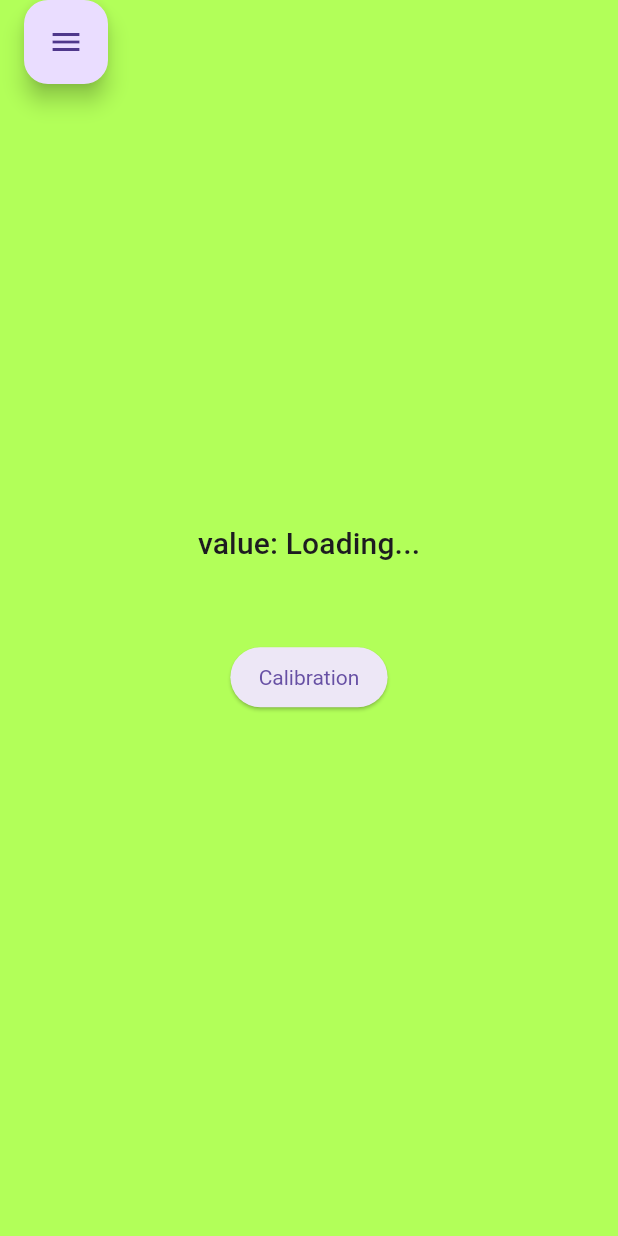
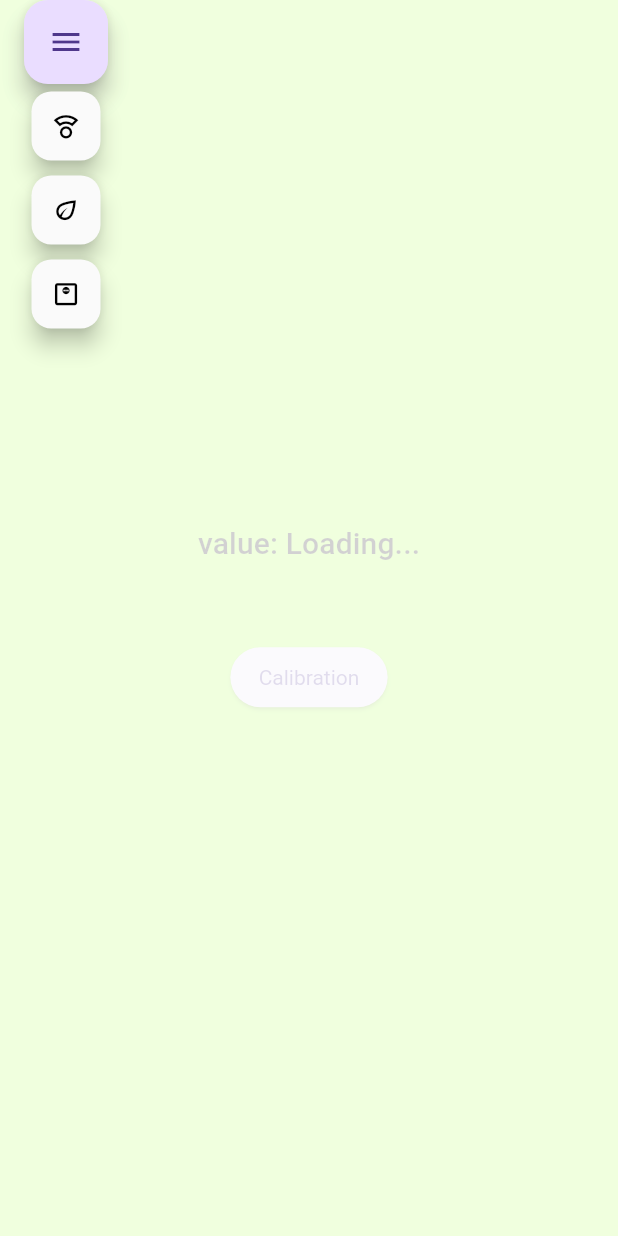
Before and after one commit to JanUfniarz/Split, a Flutter app: the screen it shows after launch, after a tap on the "menu" icon, on a phone screen of 412 x 824 dp. Run offline on Flutter 3.47's test engine with Material 3 defaults, Android fonts, the phone set to English and light mode, and no system bars; drawn by our look-alikes of flutter_speed_dial; our stand-ins replace sensors_plus.

Commit message:
subbuttons in menu

```diff
--- a/lib/config/theme.dart
+++ b/lib/config/theme.dart
@@ -1,6 +1,12 @@
 import 'package:flutter/material.dart';
 
 ThemeData theme = ThemeData(
+
+  floatingActionButtonTheme: FloatingActionButtonThemeData(
+    shape: RoundedRectangleBorder(
+      borderRadius: BorderRadius.circular(16),
+    ),
+  ),
 
   textTheme: const TextTheme(
     labelLarge: TextStyle(
--- /dev/null
+++ b/lib/extensions/theme_access.dart
@@ -0,0 +1,8 @@
+import 'package:flutter/material.dart';
+
+extension ThemeAccess on BuildContext {
+  ShapeBorder? get fabShape => Theme.of(this)
+      .floatingActionButtonTheme.shape;
+
+  TextTheme get texts => Theme.of(this).textTheme;
+}
--- a/lib/extensions/tilt.dart
+++ b/lib/extensions/tilt.dart
@@ -1,6 +1,9 @@
 extension Tilt on double? {
+  static const double _sensitivity = 0.05;
+
   int toShade() {
     double res = (this ?? 0).abs();
+    if (res > _sensitivity && res < 0.22) return 50;
     if (res > 2) res = 2;
     return ((res * 450) ~/ 100) * 100;
   }
--- a/lib/split_app.dart
+++ b/lib/split_app.dart
@@ -1,6 +1,7 @@
 import 'package:flutter/material.dart';
 import 'package:sensors_plus/sensors_plus.dart';
 import 'package:split/extensions/calibration.dart';
+import 'package:split/extensions/theme_access.dart';
 import 'package:split/widgets/background.dart';
 import 'package:split/widgets/menu_button.dart';
 import 'package:split/config/theme.dart';
@@ -26,7 +27,7 @@ class SplitApp extends StatelessWidget {
                   children: <Widget>[
                     Text("value: ${snapshot.fixedY
                           ?.toStringAsFixed(2) ?? "Loading..."}",
-                      style: Theme.of(context).textTheme.labelLarge
+                      style: context.texts.labelLarge
                     ),
                     const SizedBox(height: 50),
                     ElevatedButton(
--- a/lib/widgets/background.dart
+++ b/lib/widgets/background.dart
@@ -9,8 +9,8 @@ class Background extends StatelessWidget {
   const Background._(this.rightShade, this.leftShade);
 
   factory Background(double? tilt) => (tilt ?? 0) >= 0
-      ? Background._(tilt.toShade(), 0)
-      : Background._(0, tilt.toShade());
+      ? Background._(0, tilt.toShade())
+      : Background._(tilt.toShade(), 0);
 
   @override
   Widget build(BuildContext context) => Row(
--- a/lib/widgets/menu_button.dart
+++ b/lib/widgets/menu_button.dart
@@ -1,11 +1,21 @@
 import 'package:flutter/material.dart';
+import 'package:flutter_speed_dial/flutter_speed_dial.dart';
+import 'package:split/extensions/theme_access.dart';
 
 class MenuButton extends StatelessWidget {
   const MenuButton({super.key});
 
   @override
-  Widget build(BuildContext context) => FloatingActionButton(
-    onPressed: () {},
-    child: const Icon(Icons.menu),
+  Widget build(BuildContext context) => SpeedDial(
+    shape: context.fabShape!,
+    icon: Icons.menu,
+    direction: SpeedDialDirection.down,
+    children: List.generate(3, (index) => SpeedDialChild(
+      child: Icon([
+        Icons.compass_calibration_outlined,
+        Icons.eco_outlined,
+        Icons.monitor_weight_outlined
+      ][index])
+    ))
   );
 }
--- a/pubspec.yaml
+++ b/pubspec.yaml
@@ -37,6 +37,7 @@ dependencies:
   # Use with the CupertinoIcons class for iOS style icons.
   cupertino_icons: ^1.0.6
   sensors_plus: ^5.0.1
+  flutter_speed_dial: ^7.0.0
 
 dev_dependencies:
   flutter_test:
```
Also changed, not shown: pubspec.lock. Lines whose indentation alone changed are shown as unchanged.
